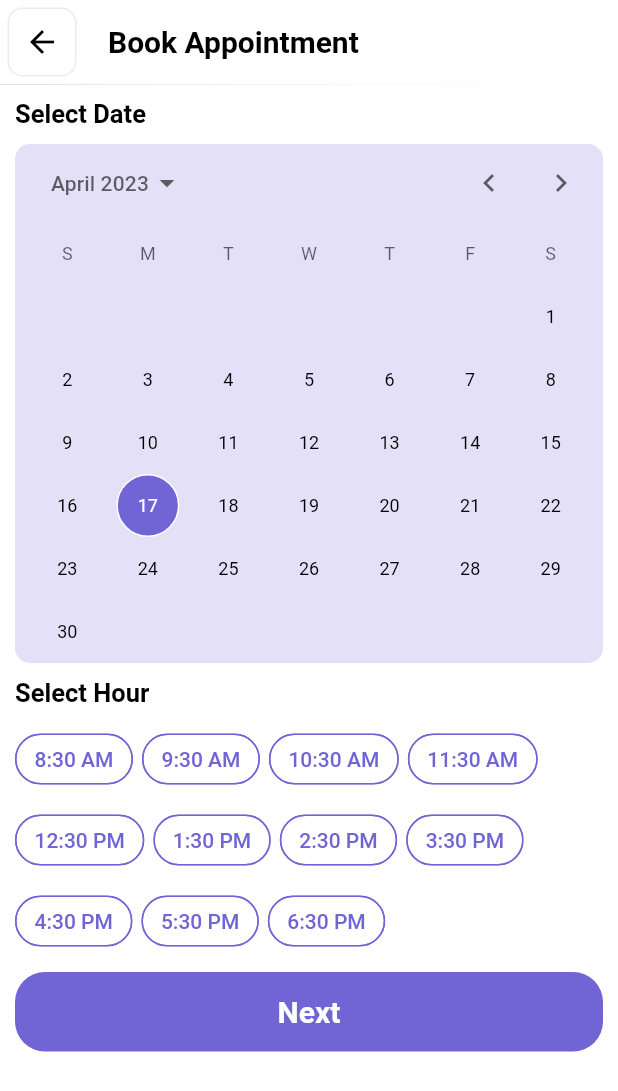
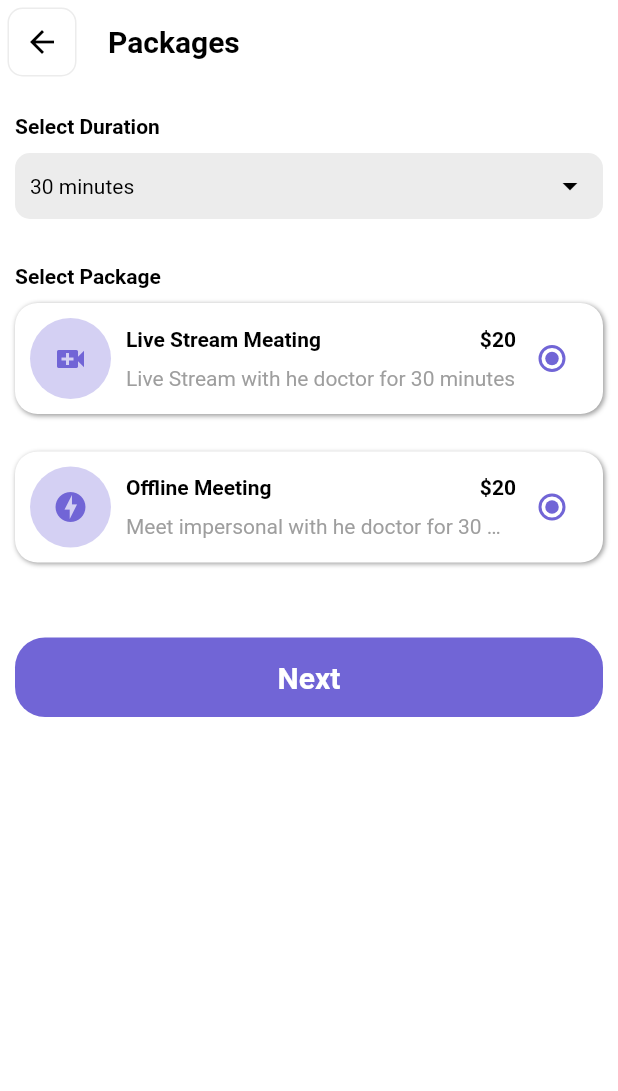
Before and after one commit to Peterkimliz/digimhealth, a Flutter app: the BookAppointment screen opened directly, after a tap on "Next", on a phone screen of 412 x 824 dp. Shown: the top 1091 px of the screen. Run offline on Flutter 3.47's test engine with Material 2 defaults, Android fonts, the phone set to English and light mode, and no system bars; drawn by our look-alikes of calendar_date_picker2; our stand-ins replace flutter_datetime_picker, flutter_rating_bar, get, image_picker, readmore.

Commit message:
created packages_page

```diff
--- a/lib/screens/appointments/book_appointment.dart
+++ b/lib/screens/appointments/book_appointment.dart
@@ -1,5 +1,6 @@
 import 'package:calendar_date_picker2/calendar_date_picker2.dart';
 import 'package:digimhealth/controllers/appointment_controler.dart';
+import 'package:digimhealth/screens/appointments/packages_page.dart';
 import 'package:digimhealth/utils/styles.dart';
 import 'package:digimhealth/widgets/custom_button.dart';
 import 'package:flutter/material.dart';
@@ -104,7 +105,11 @@ class BookAppointment extends StatelessWidget {
               SizedBox(
                 height: 10,
               ),
-              customButton(callback: () {}, title: "Next")
+              customButton(
+                  callback: () {
+                    Get.to(() => Packages());
+                  },
+                  title: "Next")
             ],
           ),
         ),
--- /dev/null
+++ b/lib/screens/appointments/packages_page.dart
@@ -0,0 +1,167 @@
+import 'package:digimhealth/widgets/back_button.dart';
+import 'package:digimhealth/widgets/major_title.dart';
+import 'package:digimhealth/widgets/minor_title.dart';
+import 'package:flutter/material.dart';
+import 'package:get/get.dart';
+
+import '../../utils/styles.dart';
+import '../../widgets/custom_button.dart';
+
+class Packages extends StatelessWidget {
+  const Packages({Key? key}) : super(key: key);
+
+  @override
+  Widget build(BuildContext context) {
+    return Scaffold(
+      appBar: AppBar(
+        leading: backButton(icon: Icons.arrow_back),
+        title: MajorTitle(title: "Packages", color: Colors.black),
+      ),
+      body: Padding(
+        padding: const EdgeInsets.symmetric(horizontal: 10.0),
+        child: Column(
+          crossAxisAlignment: CrossAxisAlignment.start,
+          children: [
+            SizedBox(height: 20),
+            MajorTitle(title: "Select Duration", color: Colors.black),
+            SizedBox(height: 10),
+            Container(
+              padding: EdgeInsets.all(10),
+              decoration: BoxDecoration(
+                color: Colors.grey.withOpacity(0.2),
+                borderRadius: BorderRadius.circular(10),
+              ),
+              child: Row(
+                mainAxisAlignment: MainAxisAlignment.spaceBetween,
+                children: [
+                  MinorTitle(title: "30 minutes", color: Colors.black),
+                  Icon(
+                    Icons.arrow_drop_down,
+                    color: Colors.black,
+                  )
+                ],
+              ),
+            ),
+            SizedBox(height: 30),
+            MajorTitle(title: "Select Package", color: Colors.black),
+            SizedBox(height: 10),
+            Container(
+              padding: EdgeInsets.all(10),
+              width: double.infinity,
+              decoration: BoxDecoration(
+                color: Colors.white,
+                borderRadius: BorderRadius.circular(15),
+                  boxShadow: [
+                    BoxShadow(offset: Offset(1, 1), blurRadius: 2, color: Colors.grey)
+                  ]
+              ),
+              child: Row(
+                children: [
+                  Container(
+                    padding: EdgeInsets.all(15),
+                    decoration: BoxDecoration(
+                        color: Styles.mainColor.withOpacity(0.3),
+                        shape: BoxShape.circle),
+                    child: Icon(
+                      Icons.video_call,
+                      color: Styles.mainColor,
+                    ),
+                  ),
+                  SizedBox(
+                    width: 10,
+                  ),
+                  Expanded(
+                    child: Column(
+                      crossAxisAlignment: CrossAxisAlignment.start,
+                      children: [
+                        Row(
+                          mainAxisAlignment: MainAxisAlignment.spaceBetween,
+                          children: [
+                            MajorTitle(title: "Live Stream Meating", color: Colors.black),
+                            MajorTitle(title: "\$20", color: Colors.black),
+
+                          ],
+                        ),
+                        SizedBox(height: 10),
+                        MinorTitle(
+                            title: "Live Stream with he doctor for 30 minutes",
+                            color: Colors.grey),
+                      ],
+                    ),
+                  ),
+                  Radio(
+                    value: false,
+                    groupValue: false,
+                    onChanged: (value) {},
+                    fillColor:MaterialStateProperty.all(Styles.mainColor),
+                  )
+                ],
+              ),
+            ),
+            SizedBox(height: 25),
+            Container(
+              padding: EdgeInsets.all(10),
+              width: double.infinity,
+              decoration: BoxDecoration(
+                  color: Colors.white,
+                  borderRadius: BorderRadius.circular(15),
+                  boxShadow: [
+                    BoxShadow(offset: Offset(1, 1), blurRadius: 2, color: Colors.grey)
+                  ]
+              ),
+              child: Row(
+                children: [
+                  Container(
+                    padding: EdgeInsets.all(15),
+                    decoration: BoxDecoration(
+                        color: Styles.mainColor.withOpacity(0.3),
+                        shape: BoxShape.circle),
+                    child: Icon(
+                      Icons.offline_bolt,
+                      color: Styles.mainColor,
+                    ),
+                  ),
+                  SizedBox(
+                    width: 10,
+                  ),
+                  Expanded(
+                    child: Column(
+                      crossAxisAlignment: CrossAxisAlignment.start,
+                      children: [
+                        Row(
+                          mainAxisAlignment: MainAxisAlignment.spaceBetween,
+                          children: [
+                            MajorTitle(title: "Offline Meeting ", color: Colors.black),
+                            MajorTitle(title: "\$20", color: Colors.black),
+
+                          ],
+                        ),
+                        SizedBox(height: 10),
+                        MinorTitle(
+                            title: "Meet impersonal with he doctor for 30 minutes",
+                            color: Colors.grey),
+                      ],
+                    ),
+                  ),
+                  Radio(
+                    value: false,
+                    groupValue: false,
+                    onChanged: (value) {},
+                    fillColor:MaterialStateProperty.all(Styles.mainColor),
+                  )
+                ],
+              ),
+            ),
+           SizedBox(height: 50,),
+            customButton(
+                callback: () {
+                  // Get.to(() => Packages());
+                },
+                title: "Next"),
+
+          ],
+        ),
+      ),
+    );
+  }
+}
```
